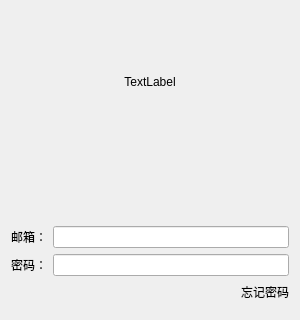
First picture: the form in ChatClient/logindialog.ui, repository Zinobali/EmoChat, before the edit; both pictures show x 0 to 300 and y 0 to 320 of the 300 by 500 pixel window.
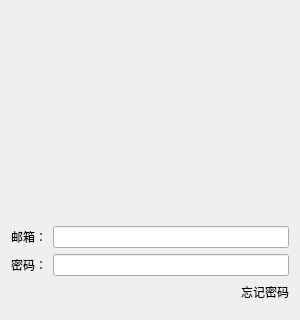
Second picture: the form after the edit. Icons and pictures are not drawn. Custom widgets are drawn as their Qt base class.

```diff
--- a/ChatClient/logindialog.ui
+++ b/ChatClient/logindialog.ui
@@ -54,7 +54,7 @@
       </size>
      </property>
      <property name="text">
-      <string>TextLabel</string>
+      <string/>
      </property>
      <property name="alignment">
       <set>Qt::AlignCenter</set>
```
Left out of the diff: 2 changed lines with no effect on the pictures.
